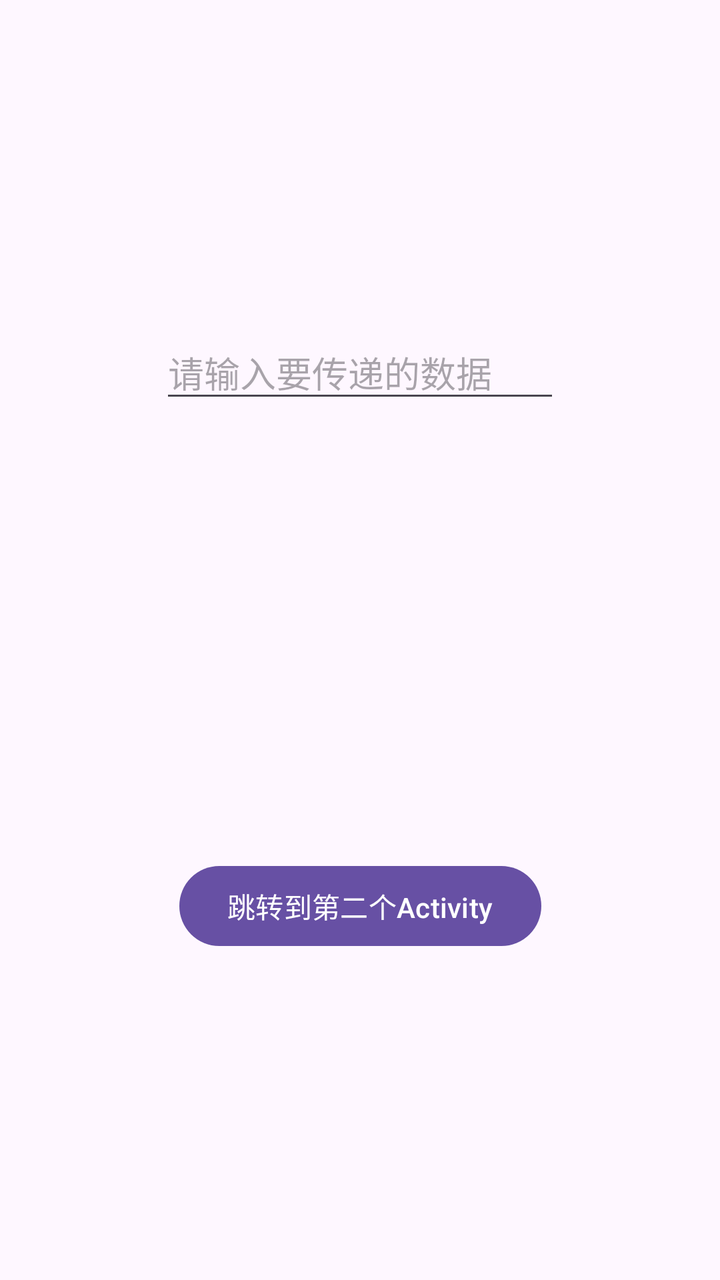
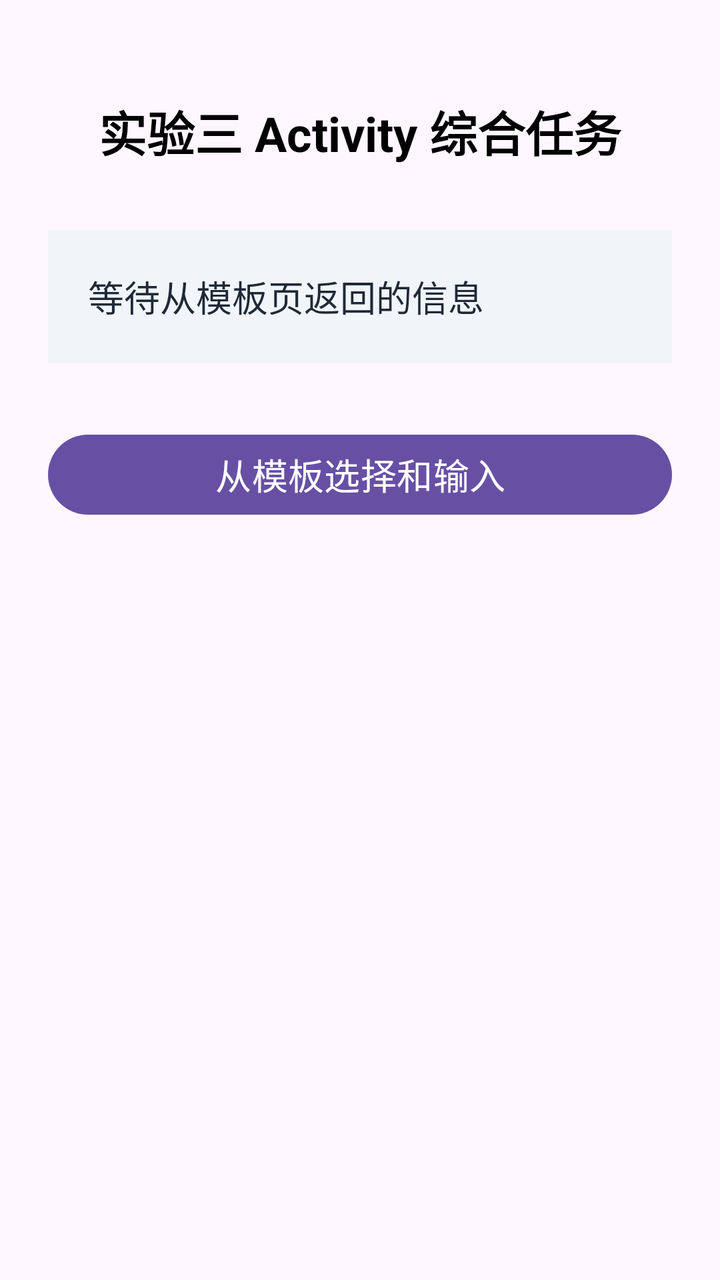

An Android layout rendered at two revisions. The XML below is the earlier revision; the diff shows what the commit changed to produce the second picture.
<!-- AndroidManifest.xml: application theme Theme.MyApplication -->
<!-- res/layout/activity_main.xml -->
<?xml version="1.0" encoding="utf-8"?>
<androidx.constraintlayout.widget.ConstraintLayout xmlns:android="http://schemas.android.com/apk/res/android"
    xmlns:app="http://schemas.android.com/apk/res-auto"
    xmlns:tools="http://schemas.android.com/tools"
    android:id="@+id/main"
    android:layout_width="match_parent"
    android:layout_height="match_parent"
    tools:context=".MainActivity">

    <EditText
        android:id="@+id/editText1"
        android:layout_width="200dp"
        android:layout_height="wrap_content"
        android:layout_marginBottom="30dp"
        android:hint="请输入要传递的数据"
        app:layout_constraintBottom_toTopOf="@+id/button1"
        app:layout_constraintEnd_toEndOf="parent"
        app:layout_constraintStart_toStartOf="parent"
        app:layout_constraintTop_toTopOf="parent" />

    <Button
        android:id="@+id/button1"
        android:layout_width="wrap_content"
        android:layout_height="wrap_content"
        android:layout_marginTop="30dp"
        android:text="跳转到第二个Activity"
        app:layout_constraintBottom_toBottomOf="parent"
        app:layout_constraintEnd_toEndOf="parent"
        app:layout_constraintStart_toStartOf="parent"
        app:layout_constraintTop_toBottomOf="@+id/editText1" />

</androidx.constraintlayout.widget.ConstraintLayout>
<!-- resources referenced by this layout -->
<resources>
  <style name="Theme.MyApplication" parent="Base.Theme.MyApplication" />
  <style name="Base.Theme.MyApplication" parent="Theme.Material3.DayNight.NoActionBar">
          
          
      </style>
</resources>

<!-- the commit's change to res/layout/activity_main.xml (unified diff, before → after) -->
@@ -1,32 +1,43 @@
 <?xml version="1.0" encoding="utf-8"?>
-<androidx.constraintlayout.widget.ConstraintLayout xmlns:android="http://schemas.android.com/apk/res/android"
+<LinearLayout xmlns:android="http://schemas.android.com/apk/res/android"
     xmlns:app="http://schemas.android.com/apk/res-auto"
     xmlns:tools="http://schemas.android.com/tools"
     android:id="@+id/main"
     android:layout_width="match_parent"
     android:layout_height="match_parent"
+    android:orientation="vertical"
+    android:gravity="center_horizontal"
+    android:padding="24dp"
     tools:context=".MainActivity">
 
-    <EditText
-        android:id="@+id/editText1"
-        android:layout_width="200dp"
+    <TextView
+        android:id="@+id/textViewTitle"
+        android:layout_width="match_parent"
         android:layout_height="wrap_content"
-        android:layout_marginBottom="30dp"
-        android:hint="请输入要传递的数据"
-        app:layout_constraintBottom_toTopOf="@+id/button1"
-        app:layout_constraintEnd_toEndOf="parent"
-        app:layout_constraintStart_toStartOf="parent"
-        app:layout_constraintTop_toTopOf="parent" />
+        android:layout_marginTop="24dp"
+        android:gravity="center"
+        android:text="实验三 Activity 综合任务"
+        android:textColor="@color/black"
+        android:textSize="24sp"
+        android:textStyle="bold" />
+
+    <TextView
+        android:id="@+id/textViewResult"
+        android:layout_width="match_parent"
+        android:layout_height="wrap_content"
+        android:layout_marginTop="32dp"
+        android:background="#F1F5F9"
+        android:padding="20dp"
+        android:text="等待从模板页返回的信息"
+        android:textColor="#1F2937"
+        android:textSize="18sp" />
 
     <Button
         android:id="@+id/button1"
-        android:layout_width="wrap_content"
+        android:layout_width="match_parent"
         android:layout_height="wrap_content"
-        android:layout_marginTop="30dp"
-        android:text="跳转到第二个Activity"
-        app:layout_constraintBottom_toBottomOf="parent"
-        app:layout_constraintEnd_toEndOf="parent"
-        app:layout_constraintStart_toStartOf="parent"
-        app:layout_constraintTop_toBottomOf="@+id/editText1" />
+        android:layout_marginTop="32dp"
+        android:text="从模板选择和输入"
+        android:textSize="18sp" />
 
-</androidx.constraintlayout.widget.ConstraintLayout>
+</LinearLayout>
<!-- resource entries referenced after the edit -->
@@ -1,5 +1,6 @@
 <!-- resources referenced by this layout -->
 <resources>
+  <color name="black">#FF000000</color>
   <style name="Theme.MyApplication" parent="Base.Theme.MyApplication" />
   <style name="Base.Theme.MyApplication" parent="Theme.Material3.DayNight.NoActionBar">
           
